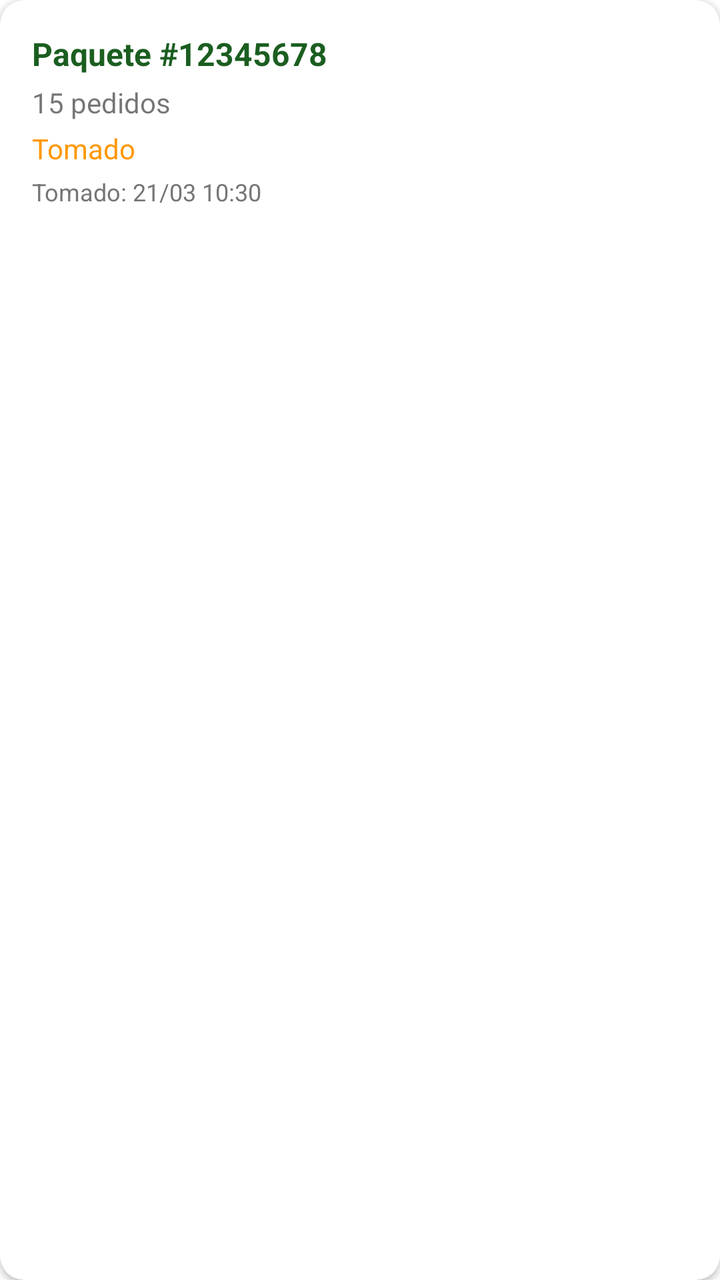
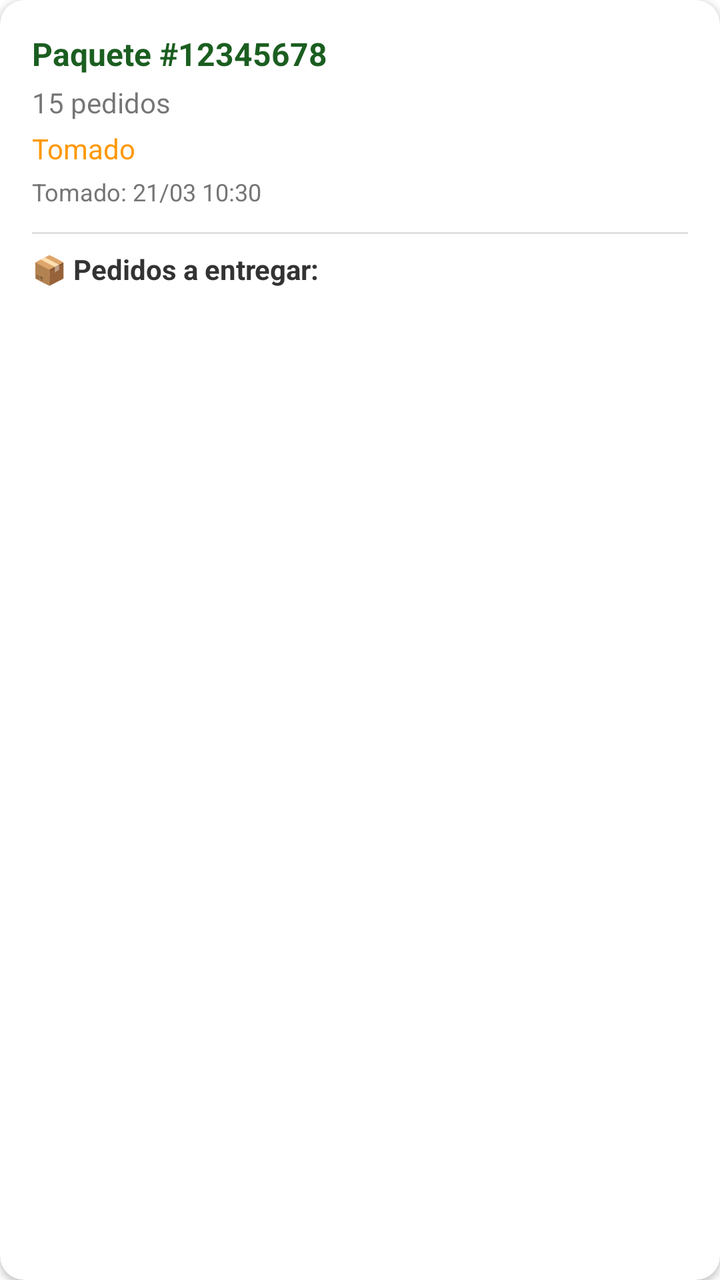

The first picture is an Android layout as it rendered before a commit; the second is the same layout after the commit. The layout source and the unified diff follow.
<!-- AndroidManifest.xml: application theme Theme.MaterialComponents.Light.NoActionBar -->
<!-- res/layout/item_my_package.xml -->
<?xml version="1.0" encoding="utf-8"?>
<androidx.cardview.widget.CardView xmlns:android="http://schemas.android.com/apk/res/android"
    xmlns:app="http://schemas.android.com/apk/res-auto"
    android:layout_width="match_parent"
    android:layout_height="wrap_content"
    android:layout_margin="8dp"
    app:cardCornerRadius="12dp"
    app:cardElevation="2dp">

    <LinearLayout
        android:layout_width="match_parent"
        android:layout_height="wrap_content"
        android:orientation="vertical"
        android:padding="16dp">

        <TextView
            android:id="@+id/tvPackageSize"
            android:layout_width="match_parent"
            android:layout_height="wrap_content"
            android:text="Paquete #12345678"
            android:textSize="16sp"
            android:textStyle="bold"
            android:textColor="#1B5E20" />

        <TextView
            android:id="@+id/tvOrdersCount"
            android:layout_width="match_parent"
            android:layout_height="wrap_content"
            android:text="15 pedidos"
            android:textSize="14sp"
            android:layout_marginTop="4dp" />

        <TextView
            android:id="@+id/tvStatus"
            android:layout_width="match_parent"
            android:layout_height="wrap_content"
            android:text="Tomado"
            android:textSize="14sp"
            android:layout_marginTop="4dp"
            android:textColor="#FF9800" />

        <TextView
            android:id="@+id/tvTakenAt"
            android:layout_width="match_parent"
            android:layout_height="wrap_content"
            android:text="Tomado: 21/03 10:30"
            android:textSize="12sp"
            android:textColor="#757575"
            android:layout_marginTop="4dp" />

    </LinearLayout>

</androidx.cardview.widget.CardView>
<!-- resources referenced by this layout -->
<resources>
  <style name="Theme.MaterialComponents.Light.NoActionBar" parent="Theme.MaterialComponents.Light">
          <item name="windowActionBar">false</item>
          <item name="windowNoTitle">true</item>
          <item name="colorPrimary">#2E7D32</item>
          <item name="colorPrimaryVariant">#1B5E20</item>
          <item name="colorAccent">#388E3C</item>
      </style>
</resources>

<!-- the commit's change to res/layout/item_my_package.xml (unified diff, before → after) -->
@@ -13,6 +13,7 @@
         android:orientation="vertical"
         android:padding="16dp">
 
+        
         <TextView
             android:id="@+id/tvPackageSize"
             android:layout_width="match_parent"
@@ -48,6 +49,31 @@
             android:textColor="#757575"
             android:layout_marginTop="4dp" />
 
+        
+        <View
+            android:layout_width="match_parent"
+            android:layout_height="1dp"
+            android:background="#E0E0E0"
+            android:layout_marginTop="12dp"
+            android:layout_marginBottom="8dp" />
+
+        
+        <TextView
+            android:layout_width="match_parent"
+            android:layout_height="wrap_content"
+            android:text="📦 Pedidos a entregar:"
+            android:textSize="14sp"
+            android:textStyle="bold"
+            android:textColor="#333333" />
+
+        
+        <androidx.recyclerview.widget.RecyclerView
+            android:id="@+id/rvOrdersInMyPackage"
+            android:layout_width="match_parent"
+            android:layout_height="wrap_content"
+            android:layout_marginTop="8dp"
+            android:nestedScrollingEnabled="false" />
+
     </LinearLayout>
 
 </androidx.cardview.widget.CardView>
